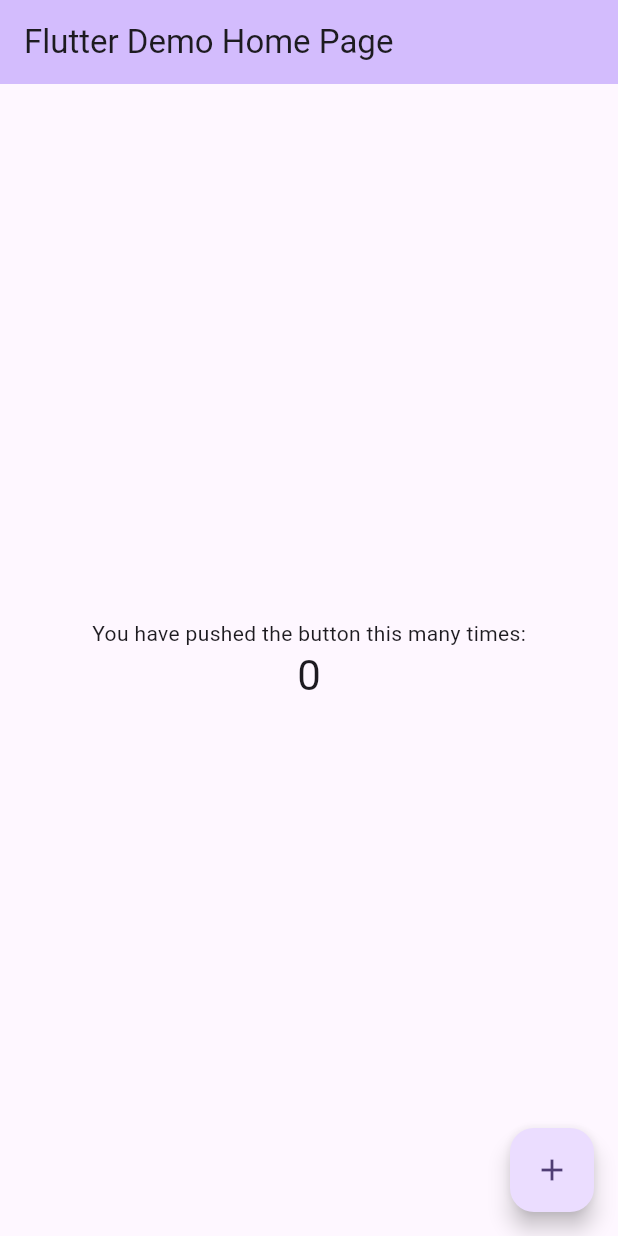
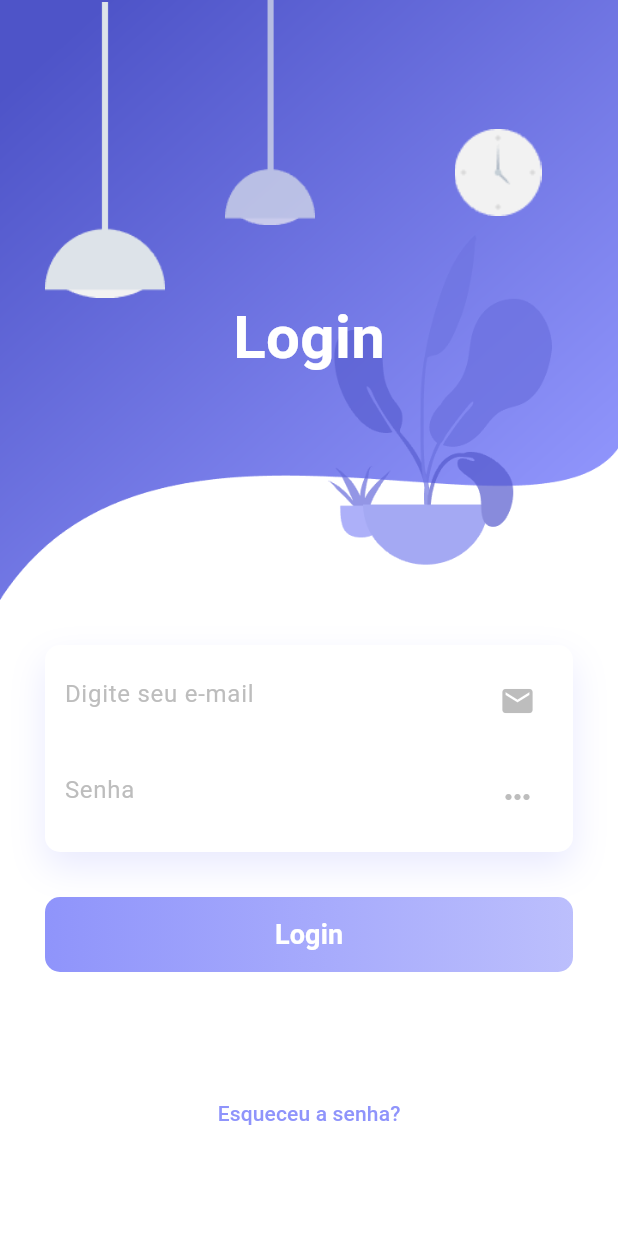
Before and after one commit to FabioASoares/cleaning-shop-service, a Flutter app: the screen it shows after launch, on a phone screen of 412 x 824 dp. Run offline on Flutter 3.47's test engine with Material 2 defaults, Android fonts, the phone set to English and light mode, and no system bars.

Commit message:
inclusao das imagens e das paginas Login e Home Page

```diff
--- a/lib/main.dart
+++ b/lib/main.dart
@@ -1,4 +1,6 @@
 import 'package:flutter/material.dart';
+
+import 'modules/login/login.dart';
 
 void main() {
   runApp(const MyApp());
@@ -13,113 +15,10 @@ class MyApp extends StatelessWidget {
     return MaterialApp(
       title: 'Flutter Demo',
       theme: ThemeData(
-        // This is the theme of your application.
-        //
-        // TRY THIS: Try running your application with "flutter run". You'll see
-        // the application has a blue toolbar. Then, without quitting the app,
-        // try changing the seedColor in the colorScheme below to Colors.green
-        // and then invoke "hot reload" (save your changes or press the "hot
-        // reload" button in a Flutter-supported IDE, or press "r" if you used
-        // the command line to start the app).
-        //
-        // Notice that the counter didn't reset back to zero; the application
-        // state is not lost during the reload. To reset the state, use hot
-        // restart instead.
-        //
-        // This works for code too, not just values: Most code changes can be
-        // tested with just a hot reload.
         colorScheme: ColorScheme.fromSeed(seedColor: Colors.deepPurple),
         useMaterial3: true,
       ),
-      home: const MyHomePage(title: 'Flutter Demo Home Page'),
+      home: const LoginPage(),
     );
   }
 }
-
-class MyHomePage extends StatefulWidget {
-  const MyHomePage({super.key, required this.title});
-
-  // This widget is the home page of your application. It is stateful, meaning
-  // that it has a State object (defined below) that contains fields that affect
-  // how it looks.
-
-  // This class is the configuration for the state. It holds the values (in this
-  // case the title) provided by the parent (in this case the App widget) and
-  // used by the build method of the State. Fields in a Widget subclass are
-  // always marked "final".
-
-  final String title;
-
-  @override
-  State<MyHomePage> createState() => _MyHomePageState();
-}
-
-class _MyHomePageState extends State<MyHomePage> {
-  int _counter = 0;
-
-  void _incrementCounter() {
-    setState(() {
-      // This call to setState tells the Flutter framework that something has
-      // changed in this State, which causes it to rerun the build method below
-      // so that the display can reflect the updated values. If we changed
-      // _counter without calling setState(), then the build method would not be
-      // called again, and so nothing would appear to happen.
-      _counter++;
-    });
-  }
-
-  @override
-  Widget build(BuildContext context) {
-    // This method is rerun every time setState is called, for instance as done
-    // by the _incrementCounter method above.
-    //
-    // The Flutter framework has been optimized to make rerunning build methods
-    // fast, so that you can just rebuild anything that needs updating rather
-    // than having to individually change instances of widgets.
-    return Scaffold(
-      appBar: AppBar(
-        // TRY THIS: Try changing the color here to a specific color (to
-        // Colors.amber, perhaps?) and trigger a hot reload to see the AppBar
-        // change color while the other colors stay the same.
-        backgroundColor: Theme.of(context).colorScheme.inversePrimary,
-        // Here we take the value from the MyHomePage object that was created by
-        // the App.build method, and use it to set our appbar title.
-        title: Text(widget.title),
-      ),
-      body: Center(
-        // Center is a layout widget. It takes a single child and positions it
-        // in the middle of the parent.
-        child: Column(
-          // Column is also a layout widget. It takes a list of children and
-          // arranges them vertically. By default, it sizes itself to fit its
-          // children horizontally, and tries to be as tall as its parent.
-          //
-          // Column has various properties to control how it sizes itself and
-          // how it positions its children. Here we use mainAxisAlignment to
-          // center the children vertically; the main axis here is the vertical
-          // axis because Columns are vertical (the cross axis would be
-          // horizontal).
-          //
-          // TRY THIS: Invoke "debug painting" (choose the "Toggle Debug Paint"
-          // action in the IDE, or press "p" in the console), to see the
-          // wireframe for each widget.
-          mainAxisAlignment: MainAxisAlignment.center,
-          children: <Widget>[
-            const Text(
-              'You have pushed the button this many times:',
-            ),
-            Text(
-              '$_counter',
-              style: Theme.of(context).textTheme.headlineMedium,
-            ),
-          ],
-        ),
-      ),
-      floatingActionButton: FloatingActionButton(
-        onPressed: _incrementCounter,
-        tooltip: 'Increment',
-        child: const Icon(Icons.add),
-      ), // This trailing comma makes auto-formatting nicer for build methods.
-    );
-  }
-}
--- /dev/null
+++ b/lib/modules/components/card_image_component.dart
@@ -0,0 +1,33 @@
+import 'package:flutter/material.dart';
+
+class CustomCardButton extends StatelessWidget {
+  final String imageName;
+  final String buttonName;
+  final void Function()? onTap;
+  const CustomCardButton({super.key, required this.imageName, required this.buttonName, required this.onTap});
+
+  @override
+  Widget build(BuildContext context) {
+    return GestureDetector(
+      onTap: onTap,
+      child: Container(
+        width: 200,
+        height: 200,
+        child: Card(
+          child: Column(
+            children: [
+              Expanded(
+                flex: 5,
+                child: Image.asset(imageName),
+              ),
+              Expanded(
+                flex: 1,
+                child: Text(buttonName),
+              ),
+            ],
+          ),
+        ),
+      ),
+    );
+  }
+}
--- /dev/null
+++ b/lib/modules/home/home_page.dart
@@ -0,0 +1,28 @@
+import 'package:flutter/material.dart';
+
+import '../components/card_image_component.dart';
+
+class HomePage extends StatelessWidget {
+  const HomePage({super.key});
+
+  @override
+  Widget build(BuildContext context) {
+    return Scaffold(
+      backgroundColor: Colors.grey[400],
+      body: SingleChildScrollView(
+        child: Padding(
+          padding: const EdgeInsets.fromLTRB(20, 60, 20, 20),
+          child: Column(
+            children: [
+              const Text(
+                "Bom dia, Izilda",
+                style: TextStyle(fontSize: 22),
+              ),
+              CustomCardButton(imageName: 'assets/images/lista-produtos.png', buttonName: "Lista de Produtos", onTap: (){}),
+            ],
+          ),
+        ),
+      ),
+    );
+  }
+}
--- /dev/null
+++ b/lib/modules/login/login.dart
@@ -0,0 +1,181 @@
+import 'package:flutter/material.dart';
+
+import '../home/home_page.dart';
+
+class LoginPage extends StatelessWidget {
+  const LoginPage({super.key});
+
+  @override
+  Widget build(BuildContext context) {
+    return Scaffold(
+      backgroundColor: Colors.white,
+      body: SingleChildScrollView(
+      	child: Column(
+      	  children: <Widget>[
+      	    Container(
+      	      height: 400,
+      	      decoration: const BoxDecoration(
+      	        image: DecorationImage(
+      	          image: AssetImage('assets/images/background.png'),
+      	          fit: BoxFit.fill
+      	        )
+      	      ),
+      	      child: Stack(
+      	        children: <Widget>[
+      	          Positioned(
+      	            left: 30,
+      	            width: 80,
+      	            height: 200,
+      	            child: Container(
+      	              decoration: const BoxDecoration(
+      	                image: DecorationImage(
+      	                  image: AssetImage('assets/images/light-1.png')
+      	                )
+      	              ),
+      	            ),
+      	          ),
+      	          Positioned(
+      	            left: 140,
+      	            width: 80,
+      	            height: 150,
+      	            child: Container(
+      	              decoration: const BoxDecoration(
+      	                image: DecorationImage(
+      	                  image: AssetImage('assets/images/light-2.png')
+      	                )
+      	              ),
+      	            ),
+      	          ),
+      	          Positioned(
+      	            right: 40,
+      	            top: 40,
+      	            width: 80,
+      	            height: 150,
+      	            child: Container(
+      	              decoration: const BoxDecoration(
+      	                image: DecorationImage(
+      	                  image: AssetImage('assets/images/clock.png')
+      	                )
+      	              ),
+      	            ),
+      	          ),
+      	          Positioned(
+      	            child: Container(
+      	              margin: const EdgeInsets.only(top: 50),
+      	              child: const Center(
+      	                child: Text(
+                          "Login",
+                          style: TextStyle(
+                            color: Colors.white,
+                            fontSize: 40,
+                            fontWeight: FontWeight.bold,
+                          ),
+                        ),
+      	              ),
+      	            ),
+      	          )
+      	        ],
+      	      ),
+      	    ),
+      	    Padding(
+      	      padding: const EdgeInsets.all(30.0),
+      	      child: Column(
+      	        children: <Widget>[
+      	          Container(
+      	            padding: const EdgeInsets.all(5),
+      	            decoration: BoxDecoration(
+      	              color: Colors.white,
+      	              borderRadius: BorderRadius.circular(10),
+      	              boxShadow: const [
+      	                BoxShadow(
+      	                  color: Color.fromRGBO(143, 148, 251, .2),
+      	                  blurRadius: 20.0,
+      	                  offset: Offset(0, 10)
+      	                )
+      	              ]
+      	            ),
+      	            child: Column(
+      	              children: <Widget>[
+      	                Container(
+      	                  padding: const EdgeInsets.all(8.0),
+      	                  decoration: const BoxDecoration(
+      	                  ),
+      	                  child: TextField(
+                            keyboardType: TextInputType.emailAddress,
+      	                    decoration: InputDecoration(
+                              suffixIcon: Icon(
+                                Icons.email,
+                                color: Colors.grey[400],
+                              ),
+      	                      border: InputBorder.none,
+      	                      hintText: "Digite seu e-mail",
+      	                      hintStyle: TextStyle(color: Colors.grey[400])
+      	                    ),
+      	                  ),
+      	                ),
+      	                Container(
+      	                  padding: const EdgeInsets.all(8.0),
+      	                  child: TextField(
+                            obscureText: true,
+                            obscuringCharacter: "*",
+      	                    decoration: InputDecoration(
+                              suffixIcon: Icon(
+                                Icons.keyboard_control,
+                                color: Colors.grey[400],
+                              ),
+      	                      border: InputBorder.none,
+      	                      hintText: "Senha",
+      	                      hintStyle: TextStyle(color: Colors.grey[400])
+      	                    ),
+      	                  ),
+      	                )
+      	              ],
+      	            ),
+      	          ),
+      	          const SizedBox(height: 30,),
+      	          Container(
+      	            height: 50,
+      	            decoration: BoxDecoration(
+      	              borderRadius: BorderRadius.circular(10),
+      	              gradient: const LinearGradient(
+      	                colors: [
+      	                  Color.fromRGBO(143, 148, 251, 1),
+      	                  Color.fromRGBO(143, 148, 251, .6),
+      	                ]
+      	              )
+      	            ),
+      	            child: Center(
+      	              child: TextButton(
+                        onPressed: (){
+                          Navigator.pushAndRemoveUntil(context, MaterialPageRoute(builder: (context) => HomePage()), (route) => false);
+                        },
+                        child: const Text(
+                          "Login",
+                          style: TextStyle(
+                            fontSize: 18,
+                            fontWeight: FontWeight.bold,
+                            color: Colors.white,
+                          ),
+                        ),
+                      ),
+      	            ),
+      	          ),
+      	          const SizedBox(height: 70,),
+                  TextButton(
+                    onPressed: (){},
+                    child: const Text(
+                      "Esqueceu a senha?",
+                      style: TextStyle(
+                        color: Color.fromRGBO(143, 148, 251, 1),
+                      ),
+                    ),
+                  ),
+      	        ],
+      	      ),
+      	    )
+      	  ],
+      	),
+      )
+    );
+  }
+}
--- a/pubspec.yaml
+++ b/pubspec.yaml
@@ -35,6 +35,7 @@ dependencies:
   # The following adds the Cupertino Icons font to your application.
   # Use with the CupertinoIcons class for iOS style icons.
   cupertino_icons: ^1.0.2
+  simple_animations: ^5.0.2
 
 dev_dependencies:
   flutter_test:
@@ -62,6 +63,9 @@ flutter:
   # assets:
   #   - images/a_dot_burr.jpeg
   #   - images/a_dot_ham.jpeg
+  assets:
+   - assets/images/
+
 
   # An image asset can refer to one or more resolution-specific "variants", see
   # https://flutter.dev/assets-and-images/#resolution-aware
```
Also changed, not shown: assets/images/background.png (added), assets/images/clock.png (added), assets/images/light-1.png (added), assets/images/light-2.png (added), assets/images/lista-clientes.png (added), assets/images/lista-fornecedores.png (added), assets/images/lista-produtos.png (added), assets/images/vender-produto.png (added), pubspec.lock.
